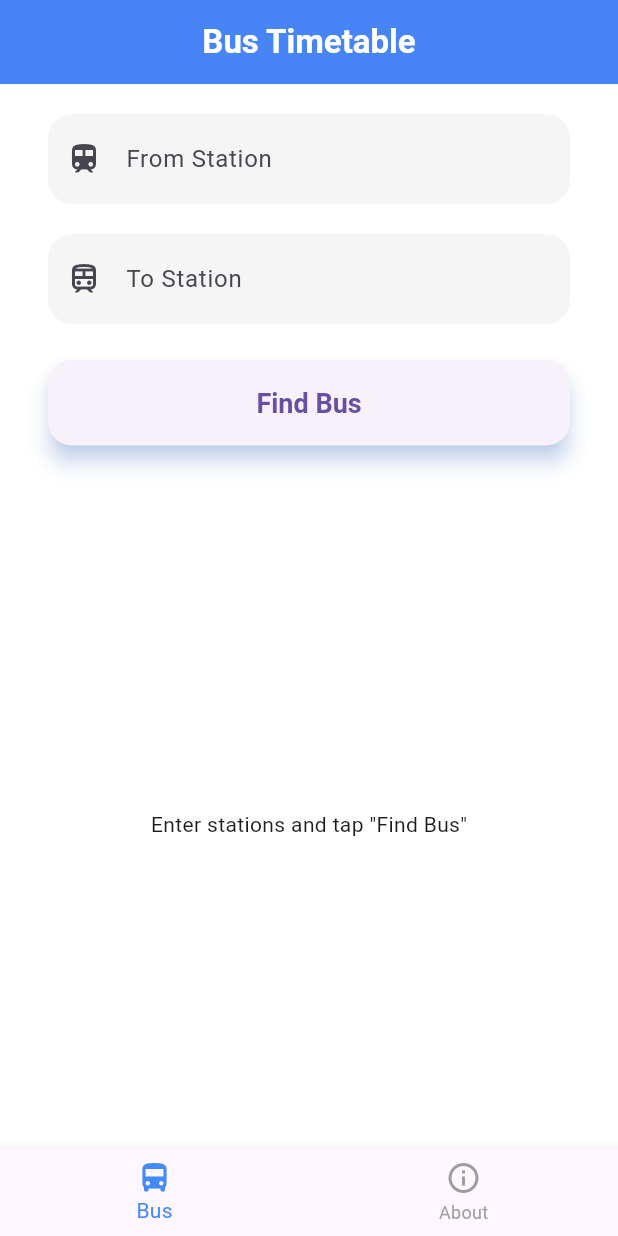
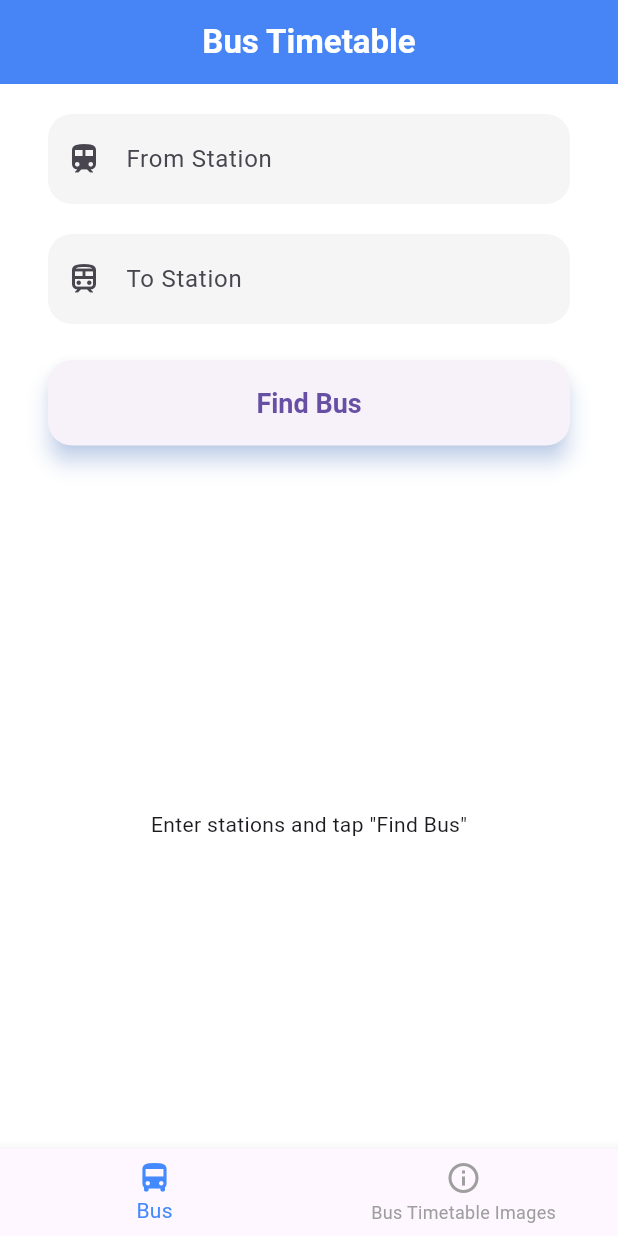
Before and after one commit to NiranjanRaje/Bus-Timetable-App, a Flutter app: the screen it shows after launch, on a phone screen of 412 x 824 dp. Run offline on Flutter 3.47's test engine with Material 3 defaults, Android fonts, the phone set to English and light mode, and no system bars; our stand-ins replace cloud_firestore, firebase_core; accounts and stored records are empty.

Commit message:
some changes

```diff
--- a/lib/main.dart
+++ b/lib/main.dart
@@ -234,7 +234,7 @@ class _BusTimetableHomePageState extends State<BusTimetableHomePage> {
           ),
           BottomNavigationBarItem(
             icon: Icon(Icons.info_outline),
-            label: 'About',
+            label: 'Bus Timetable Images',
           ),
         ],
       ),
```
